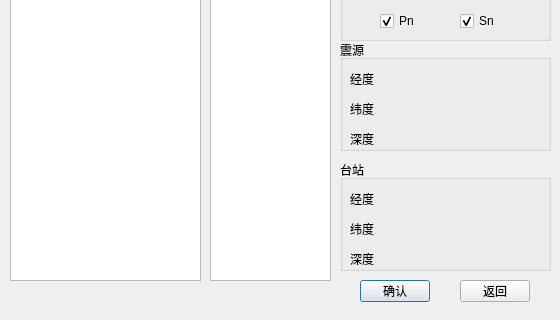
Before: the Qt Designer form main/ui/rcspy_Taupdialog.ui in Veasonwang/Rcspy, drawn with Qt 5; both pictures show x 0 to 560 and y 180 to 500 of the 560 by 500 pixel window.
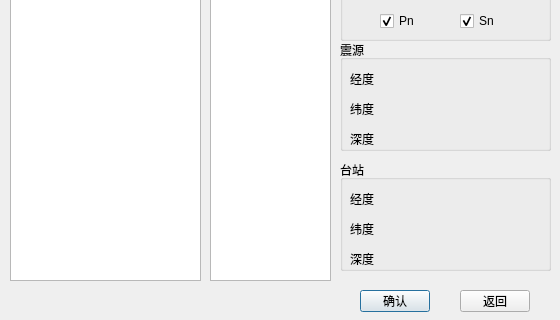
After: the same form once the commit is applied.

```diff
--- a/main/ui/rcspy_Taupdialog.ui
+++ b/main/ui/rcspy_Taupdialog.ui
@@ -81,7 +81,7 @@
    <property name="geometry">
     <rect>
      <x>360</x>
-     <y>460</y>
+     <y>470</y>
      <width>70</width>
      <height>22</height>
     </rect>
@@ -94,7 +94,7 @@
    <property name="geometry">
     <rect>
      <x>460</x>
-     <y>460</y>
+     <y>470</y>
      <width>70</width>
      <height>22</height>
     </rect>
```
